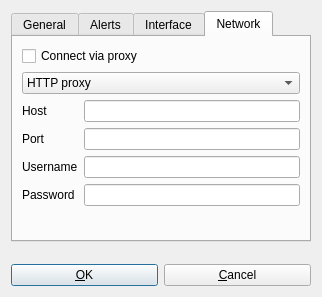
Old version of the form trunk/src/ui/settingswindow.ui in the repository EspadaV8/QPalringo.
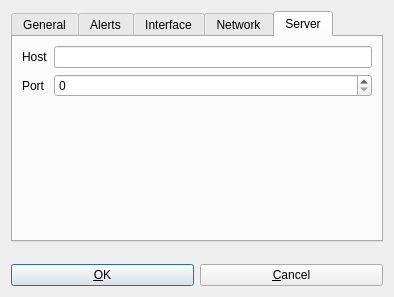
New version of the form. Icons and pictures are not drawn.

Commit message: Add an extra settings tab to specify a server and port to connect to.

What changed in the file:
```diff
--- a/trunk/src/ui/settingswindow.ui
+++ b/trunk/src/ui/settingswindow.ui
@@ -9,7 +9,7 @@
    <rect>
     <x>0</x>
     <y>0</y>
-    <width>322</width>
+    <width>394</width>
     <height>297</height>
    </rect>
   </property>
@@ -36,7 +36,7 @@
       <enum>QTabWidget::Rounded</enum>
      </property>
      <property name="currentIndex">
-      <number>3</number>
+      <number>4</number>
      </property>
      <widget class="QWidget" name="GeneralSettings">
       <attribute name="title">
@@ -268,6 +268,57 @@
        </item>
       </layout>
      </widget>
+     <widget class="QWidget" name="tab">
+      <attribute name="title">
+       <string>Server</string>
+      </attribute>
+      <layout class="QVBoxLayout" name="verticalLayout_7">
+       <item>
+        <layout class="QGridLayout" name="gridLayout_2">
+         <item row="0" column="0">
+          <widget class="QLabel" name="hostLabel">
+           <property name="text">
+            <string>Host</string>
+           </property>
+          </widget>
+         </item>
+         <item row="1" column="0">
+          <widget class="QLabel" name="portLabel">
+           <property name="text">
+            <string>Port</string>
+           </property>
+          </widget>
+         </item>
+         <item row="0" column="1">
+          <widget class="QLineEdit" name="serverHostEdit"/>
+         </item>
+         <item row="1" column="1">
+          <widget class="QSpinBox" name="portSpinBox">
+           <property name="maximum">
+            <number>65535</number>
+           </property>
+           <property name="value">
+            <number>0</number>
+           </property>
+          </widget>
+         </item>
+        </layout>
+       </item>
+       <item>
+        <spacer name="verticalSpacer_7">
+         <property name="orientation">
+          <enum>Qt::Vertical</enum>
+         </property>
+         <property name="sizeHint" stdset="0">
+          <size>
+           <width>20</width>
+           <height>40</height>
+          </size>
+         </property>
+        </spacer>
+       </item>
+      </layout>
+     </widget>
     </widget>
    </item>
    <item>
```
The commit also changes 2 other files.
